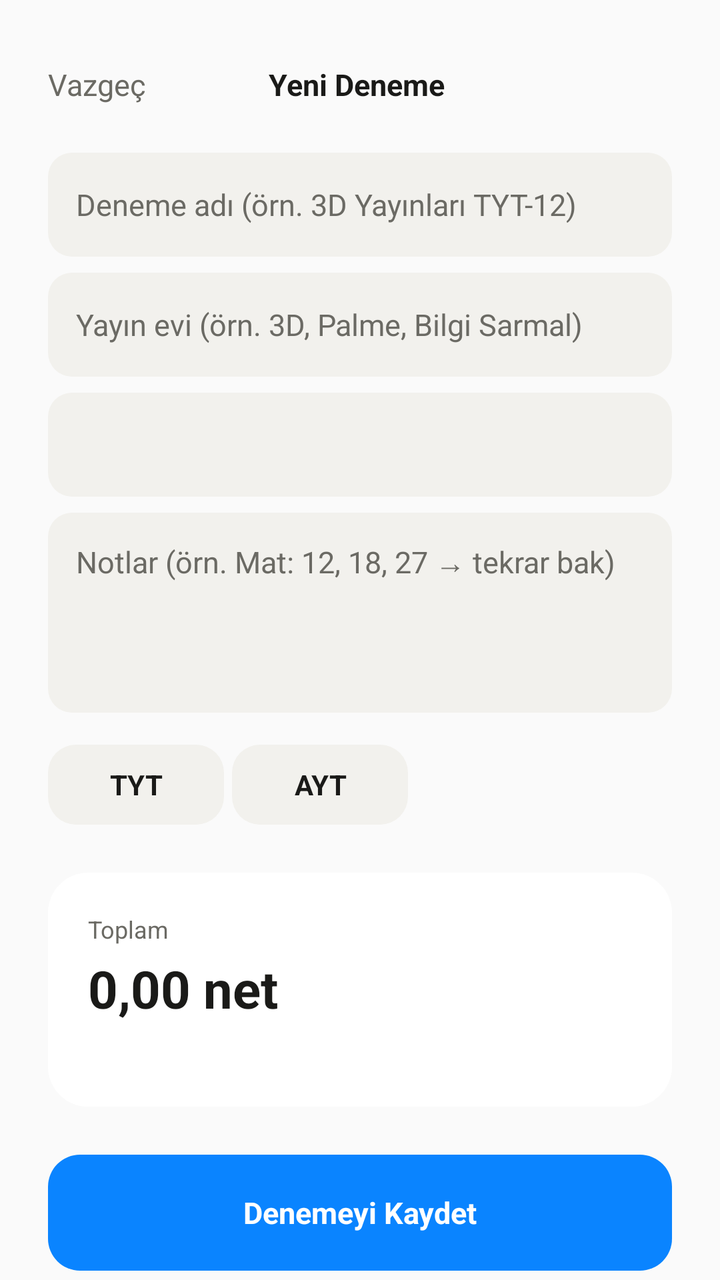
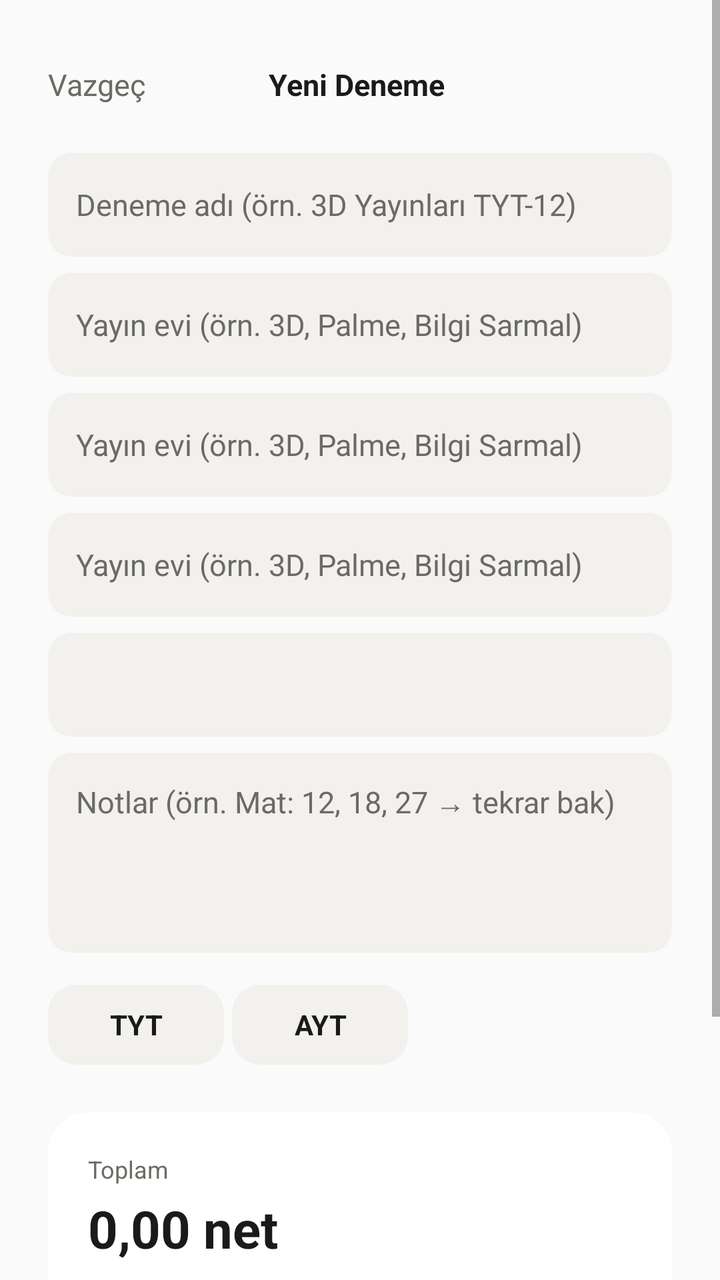

The first picture is an Android layout as it rendered before a commit; the second is the same layout after the commit. The layout source and the unified diff follow.
<!-- AndroidManifest.xml: application theme Theme.YksTakip -->
<!-- res/layout/fragment_new_exam.xml -->
<?xml version="1.0" encoding="utf-8"?>
<ScrollView xmlns:android="http://schemas.android.com/apk/res/android"
    android:layout_width="match_parent"
    android:layout_height="match_parent"
    android:background="@color/background"
    android:clipToPadding="false"
    android:paddingBottom="40dp">

    <LinearLayout
        android:layout_width="match_parent"
        android:layout_height="wrap_content"
        android:orientation="vertical"
        android:paddingHorizontal="@dimen/space_l"
        android:paddingTop="@dimen/space_xl">

        <LinearLayout
            android:layout_width="match_parent"
            android:layout_height="wrap_content"
            android:orientation="horizontal"
            android:gravity="center_vertical">

            <TextView
                android:id="@+id/btnCancel"
                android:layout_width="wrap_content"
                android:layout_height="wrap_content"
                android:text="Vazgeç"
                android:textColor="@color/on_surface_secondary"
                android:textSize="@dimen/text_body"
                android:clickable="true" android:focusable="true" />

            <View android:layout_width="0dp" android:layout_height="1dp" android:layout_weight="1" />

            <TextView
                android:id="@+id/tvScreenTitle"
                android:layout_width="wrap_content"
                android:layout_height="wrap_content"
                android:text="Yeni Deneme"
                android:textStyle="bold"
                android:textSize="@dimen/text_body"
                android:textColor="@color/on_background" />

            <View android:layout_width="0dp" android:layout_height="1dp" android:layout_weight="1" />
            <View android:layout_width="52dp" android:layout_height="1dp" />
        </LinearLayout>

        <EditText
            android:id="@+id/etTitle"
            android:layout_width="match_parent"
            android:layout_height="52dp"
            android:layout_marginTop="@dimen/space_l"
            android:background="@drawable/bg_input"
            android:paddingHorizontal="14dp"
            android:hint="Deneme adı (örn. 3D Yayınları TYT-12)"
            android:textColor="@color/on_background"
            android:textColorHint="@color/on_surface_secondary"
            android:textSize="@dimen/text_body" />

        <EditText
            android:id="@+id/etPublisher"
            android:layout_width="match_parent"
            android:layout_height="52dp"
            android:layout_marginTop="@dimen/space_s"
            android:background="@drawable/bg_input"
            android:paddingHorizontal="14dp"
            android:hint="Yayın evi (örn. 3D, Palme, Bilgi Sarmal)"
            android:textColor="@color/on_background"
            android:textColorHint="@color/on_surface_secondary"
            android:textSize="@dimen/text_body" />

        <TextView
            android:id="@+id/tvDatePicker"
            android:layout_width="match_parent"
            android:layout_height="52dp"
            android:layout_marginTop="@dimen/space_s"
            android:background="@drawable/bg_input"
            android:paddingHorizontal="14dp"
            android:gravity="center_vertical"
            android:textColor="@color/on_background"
            android:textSize="@dimen/text_body"
            android:clickable="true" android:focusable="true" />

        <EditText
            android:id="@+id/etNotes"
            android:layout_width="match_parent"
            android:layout_height="100dp"
            android:layout_marginTop="@dimen/space_s"
            android:background="@drawable/bg_input"
            android:gravity="top"
            android:padding="14dp"
            android:hint="Notlar (örn. Mat: 12, 18, 27 → tekrar bak)"
            android:textColor="@color/on_background"
            android:textColorHint="@color/on_surface_secondary"
            android:textSize="@dimen/text_body"
            android:inputType="textMultiLine|textCapSentences" />

        <LinearLayout
            android:layout_width="wrap_content"
            android:layout_height="wrap_content"
            android:layout_marginTop="@dimen/space_m"
            android:orientation="horizontal">

            <TextView
                android:id="@+id/toggleTyt"
                android:layout_width="88dp"
                android:layout_height="40dp"
                android:gravity="center"
                android:text="TYT"
                android:textStyle="bold"
                android:background="@drawable/bg_pill_toggle"
                android:textColor="@color/on_background" />

            <TextView
                android:id="@+id/toggleAyt"
                android:layout_width="88dp"
                android:layout_height="40dp"
                android:layout_marginStart="4dp"
                android:gravity="center"
                android:text="AYT"
                android:textStyle="bold"
                android:background="@drawable/bg_pill_toggle"
                android:textColor="@color/on_background" />
        </LinearLayout>

        <LinearLayout
            android:id="@+id/aytFieldContainer"
            android:layout_width="wrap_content"
            android:layout_height="wrap_content"
            android:layout_marginTop="@dimen/space_m"
            android:orientation="horizontal"
            android:visibility="gone">

            <TextView
                android:id="@+id/fieldSayisal"
                android:layout_width="88dp"
                android:layout_height="40dp"
                android:gravity="center"
                android:text="Sayısal"
                android:textStyle="bold"
                android:background="@drawable/bg_pill_toggle"
                android:textColor="@color/on_background"
                android:clickable="true"
                android:focusable="true" />

            <TextView
                android:id="@+id/fieldEa"
                android:layout_width="88dp"
                android:layout_height="40dp"
                android:layout_marginStart="4dp"
                android:gravity="center"
                android:text="EA"
                android:textStyle="bold"
                android:background="@drawable/bg_pill_toggle"
                android:textColor="@color/on_background"
                android:clickable="true"
                android:focusable="true" />

            <TextView
                android:id="@+id/fieldSozel"
                android:layout_width="88dp"
                android:layout_height="40dp"
                android:layout_marginStart="4dp"
                android:gravity="center"
                android:text="Sözel"
                android:textStyle="bold"
                android:background="@drawable/bg_pill_toggle"
                android:textColor="@color/on_background"
                android:clickable="true"
                android:focusable="true" />

        </LinearLayout>

        <TextView
            android:id="@+id/tvTimeWarning"
            android:layout_width="match_parent"
            android:layout_height="wrap_content"
            android:layout_marginTop="@dimen/space_m"
            android:background="@drawable/bg_card"
            android:padding="12dp"
            android:textColor="@color/negative"
            android:textSize="13sp"
            android:visibility="gone" />

        <LinearLayout
            android:id="@+id/llSubjectsContainer"
            android:layout_width="match_parent"
            android:layout_height="wrap_content"
            android:orientation="vertical"
            android:layout_marginTop="@dimen/space_m" />

        <LinearLayout
            android:layout_width="match_parent"
            android:layout_height="wrap_content"
            android:orientation="vertical"
            android:background="@drawable/bg_card"
            android:padding="@dimen/card_padding"
            android:layout_marginTop="@dimen/space_s">

            <TextView android:layout_width="match_parent" android:layout_height="wrap_content"
                android:text="Toplam" android:textSize="@dimen/text_caption" android:textColor="@color/on_surface_secondary" />

            <TextView android:id="@+id/tvTotalNet" android:layout_width="match_parent" android:layout_height="wrap_content"
                android:layout_marginTop="4dp" android:text="0,00 net"
                android:textSize="26sp" android:textStyle="bold" android:textColor="@color/on_background" />

            <TextView android:id="@+id/tvTotalBreakdown" android:layout_width="match_parent" android:layout_height="wrap_content"
                android:layout_marginTop="4dp" android:textSize="13sp" android:textColor="@color/on_surface_secondary" />
        </LinearLayout>

        <TextView
            android:id="@+id/btnSave"
            android:layout_width="match_parent"
            android:layout_height="58dp"
            android:layout_marginTop="@dimen/space_l"
            android:gravity="center"
            android:text="Denemeyi Kaydet"
            android:textColor="@android:color/white"
            android:textStyle="bold"
            android:textSize="@dimen/text_body"
            android:background="@drawable/bg_button_primary"
            android:clickable="true" android:focusable="true" />

    </LinearLayout>
</ScrollView>
<!-- resources referenced by this layout -->
<resources>
  <color name="background">#FAFAFA</color>
  <color name="negative">#D70015</color>
  <color name="on_background">#1A1A18</color>
  <color name="on_surface_secondary">#6B6A64</color>
  <dimen name="card_padding">20dp</dimen>
  <dimen name="space_l">24dp</dimen>
  <dimen name="space_m">16dp</dimen>
  <dimen name="space_s">8dp</dimen>
  <dimen name="space_xl">32dp</dimen>
  <dimen name="text_body">15sp</dimen>
  <dimen name="text_caption">12sp</dimen>
  <!-- drawable bg_button_primary (drawable) -->
  <?xml version="1.0" encoding="utf-8"?>
  <ripple xmlns:android="http://schemas.android.com/apk/res/android"
      android:color="#33FFFFFF">
      <item>
          <shape android:shape="rectangle">
              <solid android:color="@color/accent" />
              <corners android:radius="16dp" />
          </shape>
      </item>
  </ripple>
  <!-- drawable bg_card (drawable) -->
  <?xml version="1.0" encoding="utf-8"?>
  <shape xmlns:android="http://schemas.android.com/apk/res/android" android:shape="rectangle">
      <solid android:color="@color/surface" />
      <corners android:radius="@dimen/card_radius" />
  </shape>
  <!-- drawable bg_input (drawable) -->
  <?xml version="1.0" encoding="utf-8"?>
  <shape xmlns:android="http://schemas.android.com/apk/res/android" android:shape="rectangle">
      <solid android:color="@color/input_bg" />
      <corners android:radius="12dp" />
  </shape>
  <!-- drawable bg_pill_toggle (drawable) -->
  <?xml version="1.0" encoding="utf-8"?>
  <selector xmlns:android="http://schemas.android.com/apk/res/android">
      <item android:state_selected="true">
          <shape android:shape="rectangle">
              <solid android:color="@color/accent" />
              <corners android:radius="14dp" />
          </shape>
      </item>
      <item>
          <shape android:shape="rectangle">
              <solid android:color="@color/input_bg" />
              <corners android:radius="14dp" />
          </shape>
      </item>
  </selector>
  <style name="Theme.YksTakip" parent="Theme.MaterialComponents.DayNight.NoActionBar">
          <item name="android:windowBackground">@color/background</item>
          <item name="android:statusBarColor">@color/background</item>
          <item name="android:navigationBarColor">@color/background</item>
          <item name="colorPrimary">@color/accent</item>
          <item name="colorAccent">@color/accent</item>
          <item name="android:windowLightStatusBar" tools:targetApi="m">true</item>
      </style>
  <color name="accent">#0A84FF</color>
  <color name="surface">#FFFFFF</color>
  <dimen name="card_radius">20dp</dimen>
  <color name="input_bg">#F2F1ED</color>
</resources>

<!-- the commit's change to res/layout/fragment_new_exam.xml (unified diff, before → after) -->
@@ -51,6 +51,30 @@
             android:background="@drawable/bg_input"
             android:paddingHorizontal="14dp"
             android:hint="Deneme adı (örn. 3D Yayınları TYT-12)"
+            android:textColor="@color/on_background"
+            android:textColorHint="@color/on_surface_secondary"
+            android:textSize="@dimen/text_body" />
+
+        <EditText
+            android:id="@+id/etPublisher"
+            android:layout_width="match_parent"
+            android:layout_height="52dp"
+            android:layout_marginTop="@dimen/space_s"
+            android:background="@drawable/bg_input"
+            android:paddingHorizontal="14dp"
+            android:hint="Yayın evi (örn. 3D, Palme, Bilgi Sarmal)"
+            android:textColor="@color/on_background"
+            android:textColorHint="@color/on_surface_secondary"
+            android:textSize="@dimen/text_body" />
+
+        <EditText
+            android:id="@+id/etPublisher"
+            android:layout_width="match_parent"
+            android:layout_height="52dp"
+            android:layout_marginTop="@dimen/space_s"
+            android:background="@drawable/bg_input"
+            android:paddingHorizontal="14dp"
+            android:hint="Yayın evi (örn. 3D, Palme, Bilgi Sarmal)"
             android:textColor="@color/on_background"
             android:textColorHint="@color/on_surface_secondary"
             android:textSize="@dimen/text_body" />
